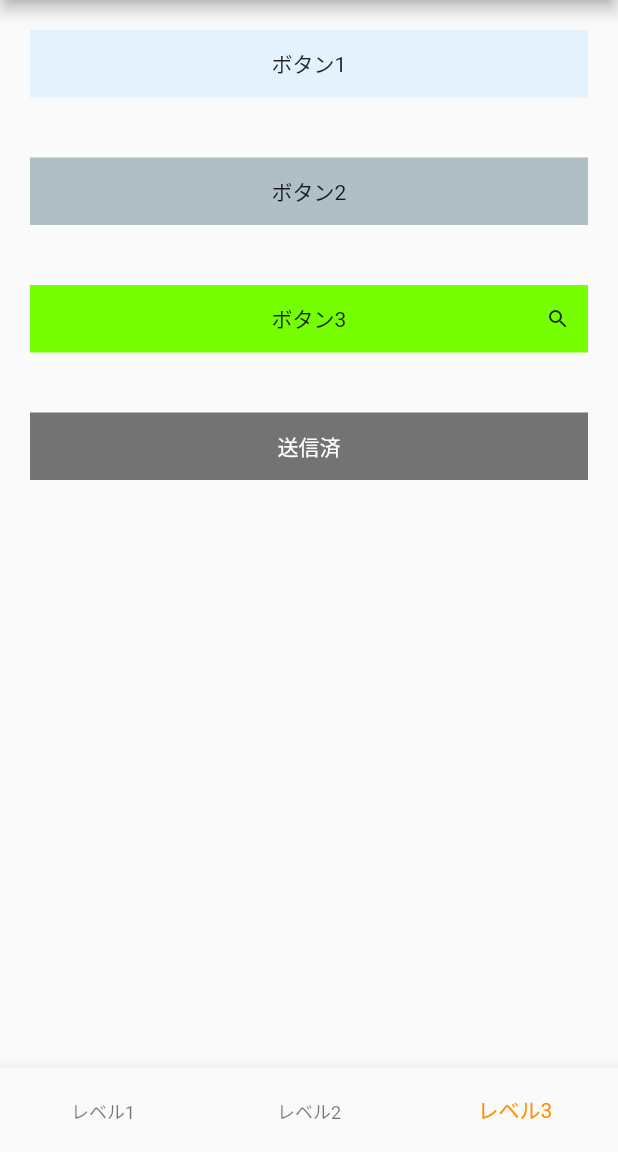
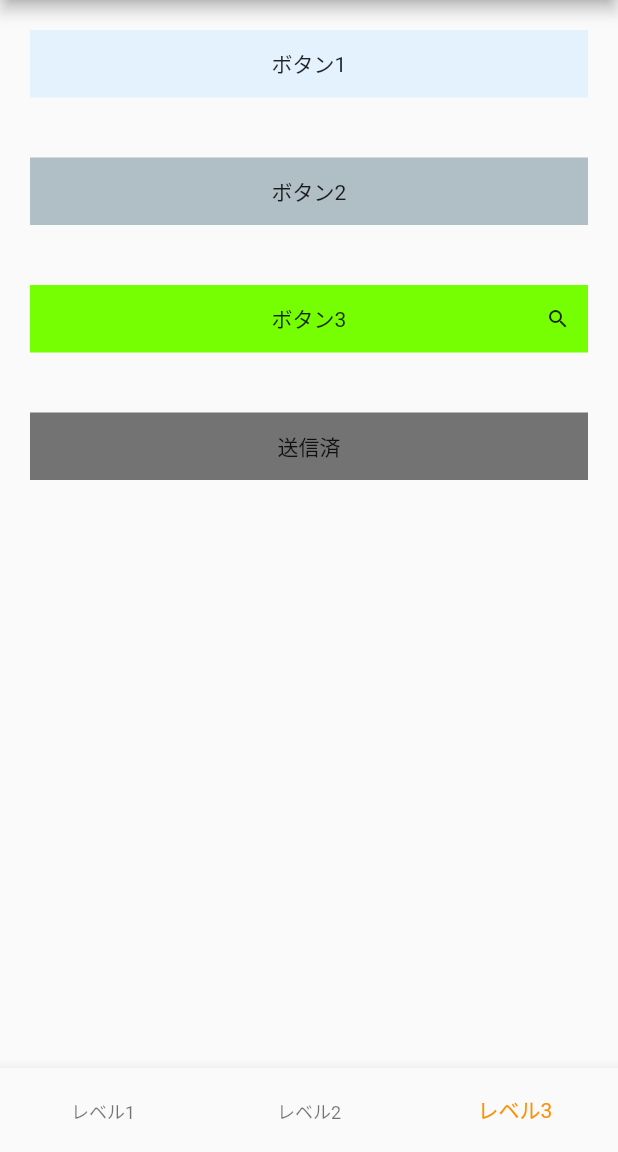
Before and after one commit to yusuke0505/training, a Flutter app: the screen it shows after launch, item 3 of the bottom bar chosen, after a tap on "送信", on a phone screen of 412 x 824 dp, the part 84-1236 px from its top. Run offline on Flutter 3.47's test engine with Material 2 defaults, Android fonts, the phone set to English and light mode, and no system bars.

Commit message:
level2 終了

```diff
--- a/lib/level3.dart
+++ b/lib/level3.dart
@@ -1,4 +1,6 @@
 import 'package:flutter/material.dart';
+
+import 'level1.dart';
 
 class Level3 extends StatefulWidget {
   const Level3();
@@ -9,22 +11,13 @@ class Level3 extends StatefulWidget {
 
 class _Level3State extends State<Level3> {
   bool isButton4Active = true;
+
   @override
   Widget build(BuildContext context) {
     return ListView(
       children: [
-        Padding(
-          padding: const EdgeInsets.all(20),
-          child: Container(
-            color: Colors.blue.shade50,
-            alignment: Alignment.center,
-            padding: const EdgeInsets.all(12),
-            child: Text('ボタン1'),
-          ),
-        ),
-        Padding(
-          padding: const EdgeInsets.all(20),
-          child: GestureDetector(
+        simpleButton(color: Colors.blue.shade50, text: 'ボタン1'),
+        GestureDetector(
           onTap: () {
             ScaffoldMessenger.of(context).showSnackBar(
               SnackBar(
@@ -32,62 +25,45 @@ class _Level3State extends State<Level3> {
               ),
             );
           },
-            child: Container(
-              color: Colors.blueGrey.shade200,
-              alignment: Alignment.center,
-              padding: const EdgeInsets.all(12),
-              child: Text('ボタン2'),
+          child: simpleButton(color: Colors.blueGrey.shade200, text: 'ボタン2'),
         ),
-          ),
-        ),
-        Padding(
-          padding: const EdgeInsets.all(20),
-          child: Container(
+        simpleButton(
             color: Colors.lightGreenAccent.shade400,
-            alignment: Alignment.center,
-            padding: const EdgeInsets.all(12),
-            child: Row(
-              mainAxisAlignment: MainAxisAlignment.spaceBetween,
-              children: [
-                SizedBox(
-                  width: 16,
-                  height: 16,
-                ),
-                Text('ボタン3'),
-                SizedBox(
-                  width: 16,
-                  height: 16,
-                  child: Icon(
-                    Icons.search,
-                    size: 16,
-                  ),
-                ),
-              ],
-            ),
-          ),
-        ),
-        Padding(
-          padding: const EdgeInsets.all(20),
-          child: GestureDetector(
+            text: 'ボタン3',
+            icon: Icons.search),
+        GestureDetector(
+          child: simpleButton(
+              color: isButton4Active ? Colors.amber.shade400 : Colors.black54,
+              text: isButton4Active ? '送信' : '送信済'),
           onTap: () {
             setState(() {
               isButton4Active = !isButton4Active;
             });
           },
-            child: Container(
-              color:
-                  isButton4Active ? Colors.amber.shade400 : Colors.black54,
-              alignment: Alignment.center,
-              padding: const EdgeInsets.all(12),
-              child: Text(
-                isButton4Active ? '送信' : '送信済',
-                style: TextStyle(
-                  color: isButton4Active ? null : Colors.white,
         ),
-              ),
-            ),
-          ),
-        ),
+
+        //
+        // Padding(
+        //   padding: const EdgeInsets.all(20),
+        //   child: GestureDetector(
+        //     onTap: () {
+        //       setState(() {
+        //         isButton4Active = !isButton4Active;
+        //       });
+        //     },
+        //     child: Container(
+        //       color: isButton4Active ? Colors.amber.shade400 : Colors.black54,
+        //       alignment: Alignment.center,
+        //       padding: const EdgeInsets.all(12),
+        //       child: Text(
+        //         isButton4Active ? '送信' : '送信済',
+        //         style: TextStyle(
+        //           color: isButton4Active ? null : Colors.white,
+        //         ),
+        //       ),
+        //     ),
+        //   ),
+        // ),
       ],
     );
   }
```
Lines whose indentation alone changed are shown as unchanged.
